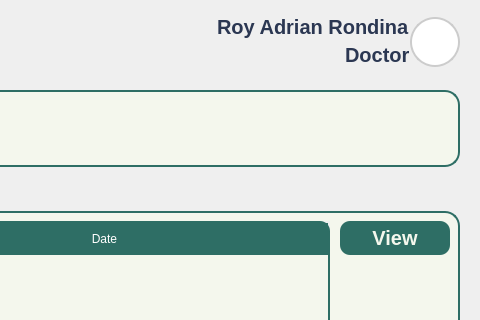
Above: Views/Doctor_PatientDetailsView.ui from VinsmokeSanji69/COVACHA_CLINIC_SYSTEM before the change; both pictures show x 670 to 1150 and y 0 to 320 of the 1150 by 820 pixel window. Below: the same form after it.
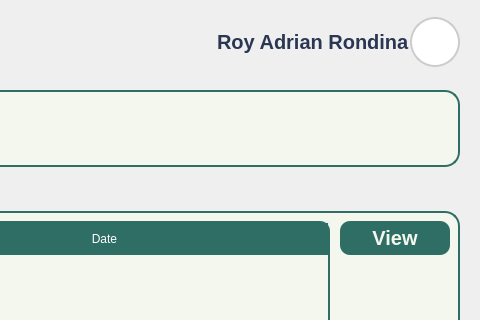
That is the form after the change. Icons and pictures are not drawn.

Diff of the .ui file:
```diff
--- a/Views/Doctor_PatientDetailsView.ui
+++ b/Views/Doctor_PatientDetailsView.ui
@@ -299,7 +299,7 @@
               <property name="spacing">
                <number>0</number>
               </property>
-              <item alignment="Qt::AlignRight">
+              <item alignment="Qt::AlignRight|Qt::AlignVCenter">
                <widget class="QLabel" name="UserName">
                 <property name="text">
                  <string>Roy Adrian Rondina</string>
@@ -309,16 +309,6 @@
                 </property>
                </widget>
               </item>
-              <item alignment="Qt::AlignRight">
-               <widget class="QLabel" name="UserType">
-                <property name="text">
-                 <string>Doctor</string>
-                </property>
-                <property name="alignment">
-                 <set>Qt::AlignLeading</set>
-                </property>
-               </widget>
-              </item>
              </layout>
             </item>
             <item>
```
